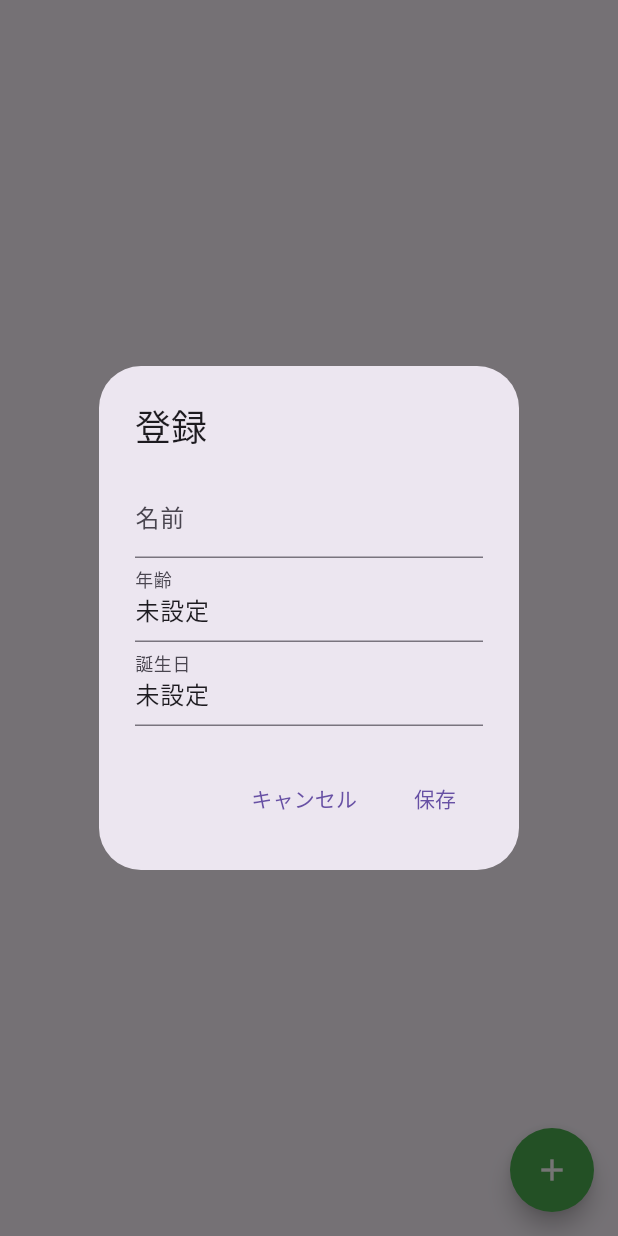
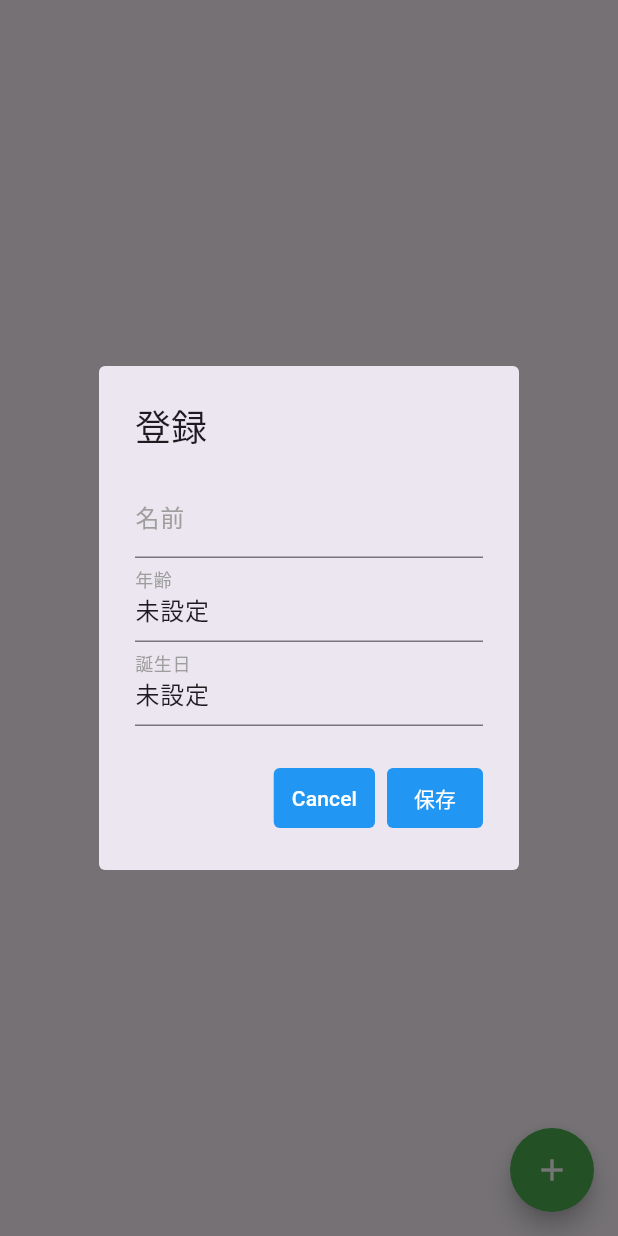
Before and after one commit to yosefstar/flutter-tutorial, a Flutter app: the AsyncPage screen opened directly, after a tap on the "add" icon, on a phone screen of 412 x 824 dp. Run offline on Flutter 3.47's test engine with Material 3 defaults, Android fonts, the phone set to English and light mode, and no system bars; our stand-ins replace logger, shared_preferences; accounts and stored records are empty.

Commit message:
asyncページの実装。

```diff
--- a/lib/async/async_page.dart
+++ b/lib/async/async_page.dart
@@ -85,7 +85,16 @@ class AsyncPageState extends State<AsyncPage> {
           actions: [
             TextButton(
               onPressed: () => Navigator.of(context).pop(),
-              child: const Text('キャンセル'),
+              style: ButtonStyle(
+                backgroundColor: MaterialStateProperty.all(Colors.blue),
+                foregroundColor: MaterialStateProperty.all(Colors.white),
+                shape: MaterialStateProperty.all(
+                  RoundedRectangleBorder(
+                    borderRadius: BorderRadius.circular(4),
+                  ),
+                ),
+              ),
+              child: const Text('Cancel'),
             ),
             TextButton(
               onPressed: () {
@@ -100,33 +109,88 @@ class AsyncPageState extends State<AsyncPage> {
                   setState(() {});
                 });
               },
+              style: ButtonStyle(
+                backgroundColor: MaterialStateProperty.all(Colors.blue),
+                foregroundColor: MaterialStateProperty.all(Colors.white),
+                shape: MaterialStateProperty.all(
+                  RoundedRectangleBorder(
+                    borderRadius: BorderRadius.circular(4),
+                  ),
+                ),
+              ),
               child: const Text('保存'),
             ),
           ],
+          shape: RoundedRectangleBorder(
+            borderRadius: BorderRadius.circular(4),
+          ),
         );
       },
     );
   }
 }
 
-class UserInfoTextField extends StatelessWidget {
+class UserInfoTextField extends StatefulWidget {
   const UserInfoTextField({
     super.key,
     required this.labelText,
     required this.controller,
     this.keyboardType = TextInputType.text,
   });
+
   final String labelText;
   final TextEditingController controller;
   final TextInputType keyboardType;
 
   @override
+  UserInfoTextFieldState createState() => UserInfoTextFieldState();
+}
+
+class UserInfoTextFieldState extends State<UserInfoTextField> {
+  late FocusNode _focusNode;
+  Color _labelColor = Colors.grey; // デフォルトのラベル色
+
+  @override
+  void initState() {
+    super.initState();
+    _focusNode = FocusNode();
+    _focusNode.addListener(_handleFocusChange);
+  }
+
+  void _handleFocusChange() {
+    if (_focusNode.hasFocus) {
+      setState(() {
+        _labelColor = Colors.blue; // フォーカス時の色
+      });
+    } else {
+      setState(() {
+        _labelColor = Colors.grey; // フォーカスが外れた時の色
+      });
+    }
+  }
+
+  @override
+  void dispose() {
+    _focusNode
+      ..removeListener(_handleFocusChange)
+      ..dispose();
+    super.dispose();
+  }
+
+  @override
   Widget build(BuildContext context) {
     return TextField(
-      decoration: InputDecoration(labelText: labelText),
+      focusNode: _focusNode,
+      decoration: InputDecoration(
+        labelText: widget.labelText,
+        labelStyle: TextStyle(color: _labelColor),
+        focusedBorder: const UnderlineInputBorder(
+          borderSide: BorderSide(color: Colors.blue),
+        ),
+      ),
       cursorColor: Colors.blue,
-      controller: controller,
-      keyboardType: keyboardType,
+      controller: widget.controller,
+      keyboardType: widget.keyboardType,
     );
   }
 }
```
